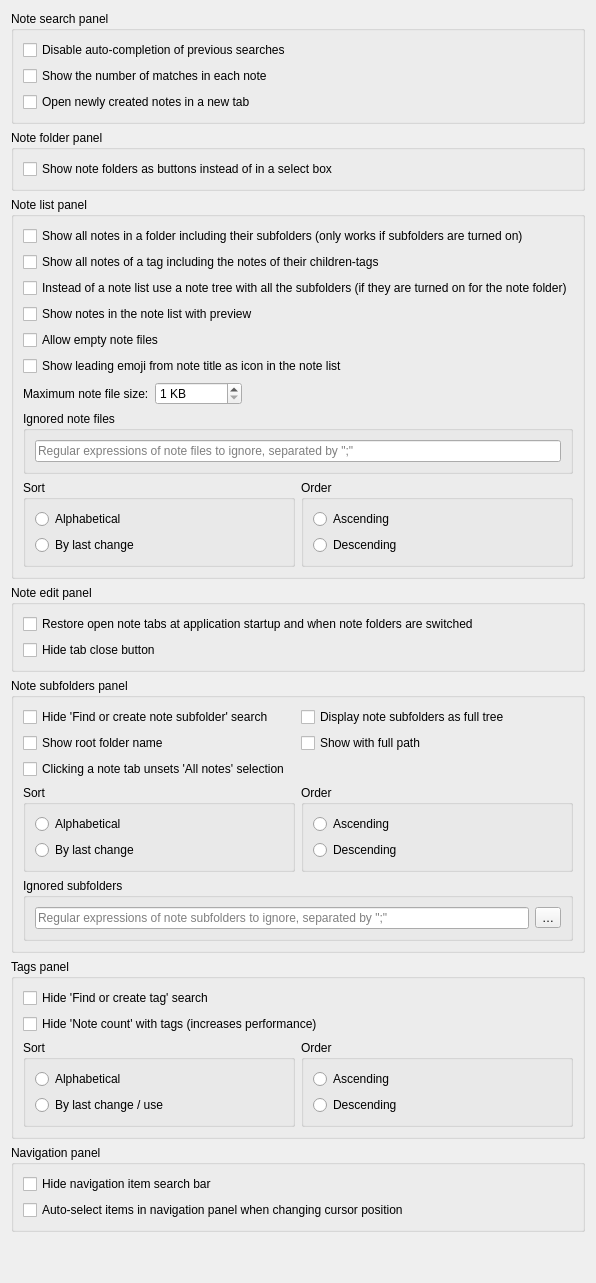
pbek/QOwnNotes, file src/widgets/settings/panelssettingswidget.ui: the form before one commit.
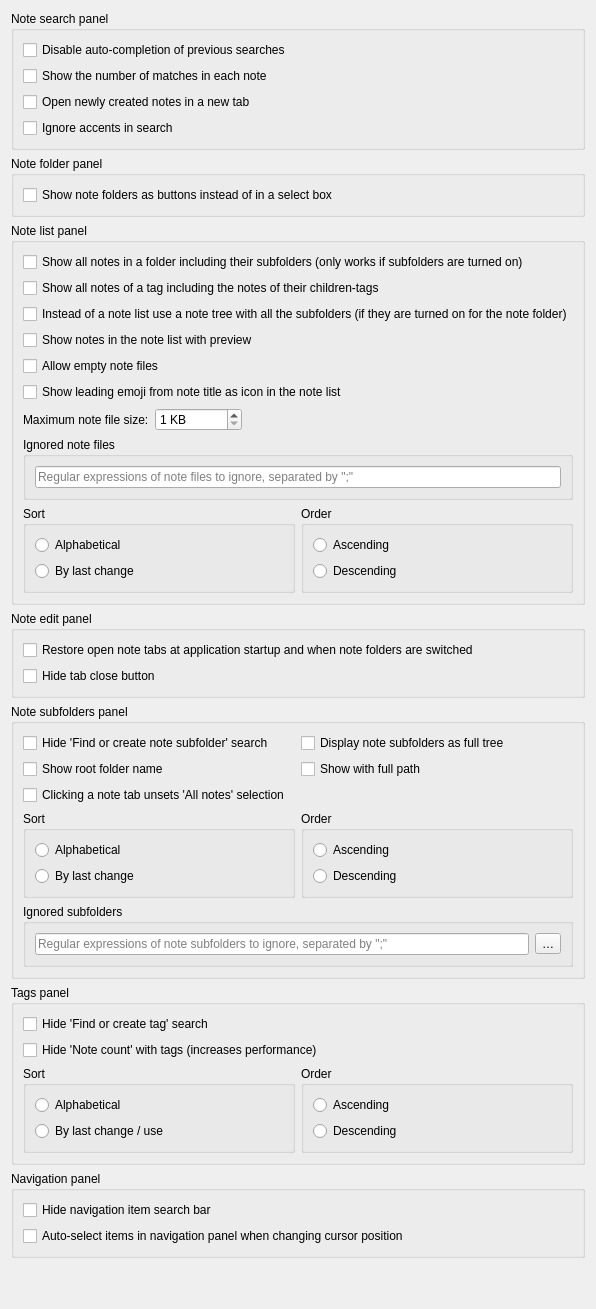
The form after the commit. Icons and pictures are not drawn.

Commit message: #3128 settings: add option to ignore accents in search

Diff of the .ui file:
```diff
--- a/src/widgets/settings/panelssettingswidget.ui
+++ b/src/widgets/settings/panelssettingswidget.ui
@@ -33,6 +33,16 @@
         </property>
        </widget>
       </item>
+      <item row="3" column="1">
+       <widget class="QCheckBox" name="searchIgnoreAccentsCheckBox">
+        <property name="toolTip">
+         <string>Searches without accented letters will also find text with accented letters, for example &quot;avion&quot; will also find &quot;Avión&quot;. Searches with accented letters still only find exact matches. This only affects Latin letters. It is used for the note search and for the filters of the tag, note subfolder and navigation panels.</string>
+        </property>
+        <property name="text">
+         <string>Ignore accents in search</string>
+        </property>
+       </widget>
+      </item>
      </layout>
     </widget>
    </item>
```
The commit also changes 1 other file.
